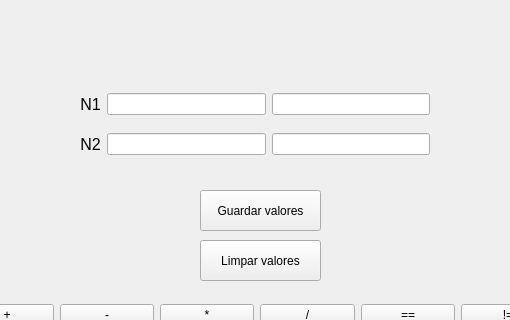
Qt form mainwindow.ui (FilipeMrFerracioli/Projeto-numeros-complexos) before a commit; both pictures show x 150 to 660 and y 0 to 320 of the 800 by 600 pixel window.
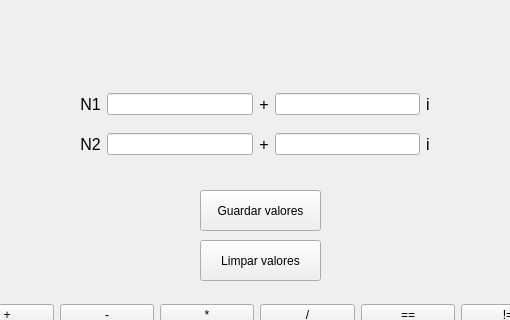
The same form after that commit.

Patch:
```diff
--- a/mainwindow.ui
+++ b/mainwindow.ui
@@ -40,7 +40,7 @@
      <string>Limpar valores</string>
     </property>
    </widget>
-   <widget class="QWidget" name="">
+   <widget class="QWidget" name="layoutWidget">
     <property name="geometry">
      <rect>
       <x>110</x>
@@ -94,7 +94,7 @@
      </item>
     </layout>
    </widget>
-   <widget class="QWidget" name="">
+   <widget class="QWidget" name="layoutWidget">
     <property name="geometry">
      <rect>
       <x>330</x>
@@ -120,7 +120,7 @@
      </item>
     </layout>
    </widget>
-   <widget class="QWidget" name="">
+   <widget class="QWidget" name="layoutWidget">
     <property name="geometry">
      <rect>
       <x>230</x>
@@ -131,7 +131,7 @@
     </property>
     <layout class="QHBoxLayout" name="horizontalLayout_2">
      <item>
-      <widget class="QLabel" name="label">
+      <widget class="QLabel" name="label_4">
        <property name="text">
         <string>&lt;html&gt;&lt;head/&gt;&lt;body&gt;&lt;p align=&quot;center&quot;&gt;&lt;span style=&quot; font-size:12pt;&quot;&gt;N1&lt;/span&gt;&lt;/p&gt;&lt;/body&gt;&lt;/html&gt;</string>
        </property>
@@ -140,12 +140,26 @@
      <item>
       <widget class="QLineEdit" name="lineEditNumero1ParteReal"/>
      </item>
+     <item>
+      <widget class="QLabel" name="label_6">
+       <property name="text">
+        <string>&lt;html&gt;&lt;head/&gt;&lt;body&gt;&lt;p align=&quot;center&quot;&gt;&lt;span style=&quot; font-size:12pt;&quot;&gt;+&lt;/span&gt;&lt;/p&gt;&lt;/body&gt;&lt;/html&gt;</string>
+       </property>
+      </widget>
+     </item>
      <item>
       <widget class="QLineEdit" name="lineEditNumero1ParteImaginaria"/>
      </item>
+     <item>
+      <widget class="QLabel" name="label">
+       <property name="text">
+        <string>&lt;html&gt;&lt;head/&gt;&lt;body&gt;&lt;p align=&quot;center&quot;&gt;&lt;span style=&quot; font-size:12pt;&quot;&gt;i&lt;/span&gt;&lt;/p&gt;&lt;/body&gt;&lt;/html&gt;</string>
+       </property>
+      </widget>
+     </item>
     </layout>
    </widget>
-   <widget class="QWidget" name="">
+   <widget class="QWidget" name="layoutWidget">
     <property name="geometry">
      <rect>
       <x>230</x>
@@ -165,9 +179,23 @@
      <item>
       <widget class="QLineEdit" name="lineEditNumero2ParteReal"/>
      </item>
+     <item>
+      <widget class="QLabel" name="label_7">
+       <property name="text">
+        <string>&lt;html&gt;&lt;head/&gt;&lt;body&gt;&lt;p align=&quot;center&quot;&gt;&lt;span style=&quot; font-size:12pt;&quot;&gt;+&lt;/span&gt;&lt;/p&gt;&lt;/body&gt;&lt;/html&gt;</string>
+       </property>
+      </widget>
+     </item>
      <item>
       <widget class="QLineEdit" name="lineEditNumero2ParteImaginaria"/>
      </item>
+     <item>
+      <widget class="QLabel" name="label_5">
+       <property name="text">
+        <string>&lt;html&gt;&lt;head/&gt;&lt;body&gt;&lt;p align=&quot;center&quot;&gt;&lt;span style=&quot; font-size:12pt;&quot;&gt;i&lt;/span&gt;&lt;/p&gt;&lt;/body&gt;&lt;/html&gt;</string>
+       </property>
+      </widget>
+     </item>
     </layout>
    </widget>
   </widget>
```
Left out of the diff: 2 changed lines with no effect on the pictures.
